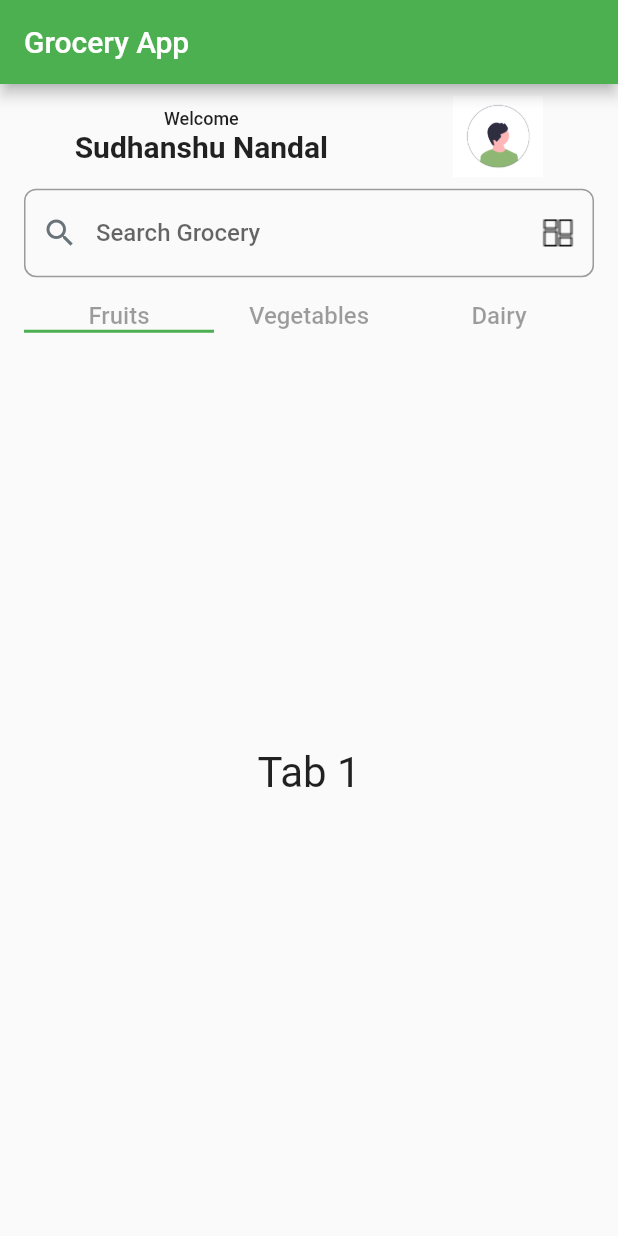
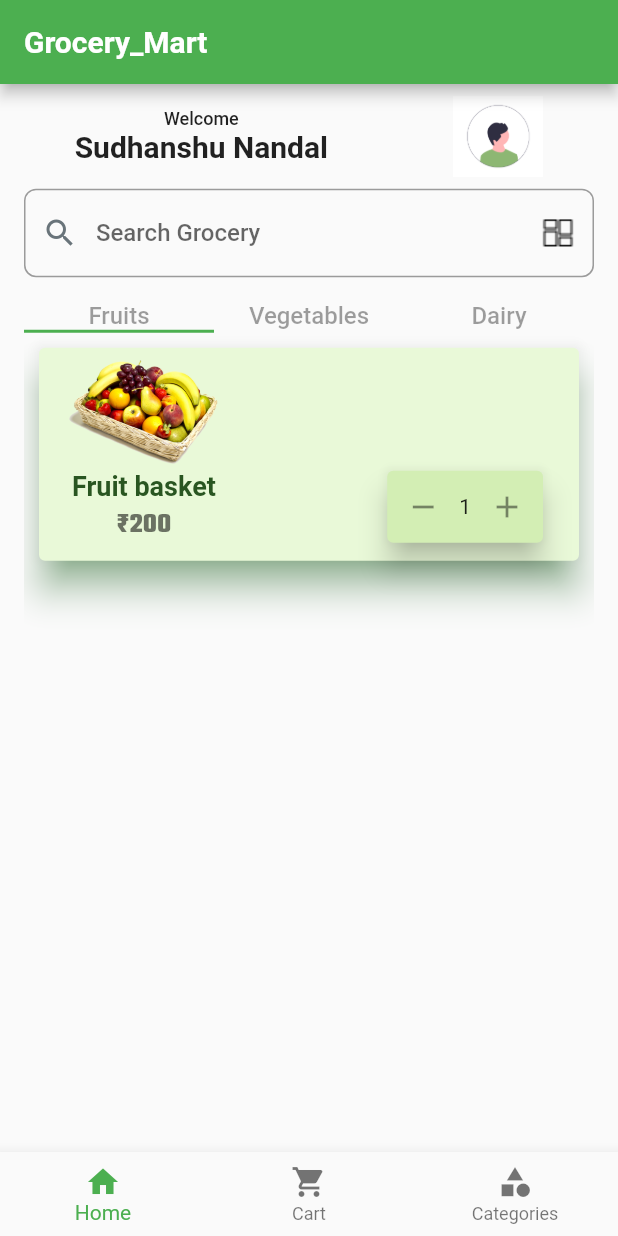
Before and after one commit to asif8585/my_grocery_app, a Flutter app: the screen it shows after launch, on a phone screen of 412 x 824 dp. Run offline on Flutter 3.47's test engine with Material 2 defaults, Android fonts, the light colour scheme and no system bars; our stand-ins replace google_fonts.

Commit message:
second commit

```diff
--- /dev/null
+++ b/lib/App_Screens/Pages/cart_page.dart
@@ -0,0 +1,16 @@
+import 'package:flutter/material.dart';
+import 'package:google_fonts/google_fonts.dart';
+
+class Cart_Page extends StatelessWidget {
+  const Cart_Page({Key? key}) : super(key: key);
+
+  @override
+  Widget build(BuildContext context) {
+    return Center(
+      child: Text(
+        "Cart",
+        style: GoogleFonts.aBeeZee(fontSize: 27),
+      ),
+    );
+  }
+}
--- /dev/null
+++ b/lib/App_Screens/TabBars.dart/Fruits_Tab.dart
@@ -0,0 +1,114 @@
+import 'package:flutter/material.dart';
+import 'package:google_fonts/google_fonts.dart';
+import 'package:grocery_app_and_website/App_Screens/3_cart_ka_item_card.dart';
+
+class tab1 extends StatefulWidget {
+  const tab1({Key? key}) : super(key: key);
+
+  @override
+  State<tab1> createState() => _tab1State();
+}
+
+class _tab1State extends State<tab1> {
+  String item_name_text = "Fruit basket";
+
+  String item_price = "₹200";
+
+  int _itemCount = 1;
+
+  @override
+  Widget build(BuildContext context) {
+    return Expanded(
+      child: ListView.builder(
+        itemCount: 1,
+        itemBuilder: (context, index) {
+          return Padding(
+            padding: const EdgeInsets.all(6.0),
+            child: Card(
+              shadowColor: Colors.green,
+              elevation: 10,
+              color: Color.fromARGB(255, 233, 249, 216),
+              child: Padding(
+                padding: const EdgeInsets.all(4.0),
+                child: ListTile(
+                  title: Row(
+                    mainAxisAlignment: MainAxisAlignment.spaceBetween,
+                    children: [
+                      SizedBox(
+                        height: 70,
+                        child: Image(
+                          image: AssetImage("assets/images/Fruits_basket.png"),
+                        ),
+                      ),
+                    ],
+                  ),
+                  subtitle: Row(
+                    mainAxisAlignment: MainAxisAlignment.spaceBetween,
+                    children: [
+                      Column(
+                        children: [
+                          Padding(
+                            padding: const EdgeInsets.all(2.0),
+                            child: Text(
+                              item_name_text,
+                              style: GoogleFonts.aBeeZee(
+                                  color: Color.fromARGB(248, 36, 81, 28),
+                                  fontWeight: FontWeight.w600,
+                                  fontSize: 18),
+                            ),
+                          ),
+                          Text(
+                            item_price,
+                            style: GoogleFonts.teko(
+                                fontWeight: FontWeight.w700,
+                                fontSize: 19,
+                                color: Colors.black54),
+                          ),
+                        ],
+                      ),
+
+                      // buttons card for increment decrement and delete
+                      Column(children: [
+                        Card(
+                          color: Color.fromARGB(255, 211, 238, 180),
+                          elevation: 8,
+                          child: Row(
+                            children: <Widget>[
+                              _itemCount != 0
+                                  ? new IconButton(
+                                      icon: new Icon(Icons.remove),
+                                      onPressed: () =>
+                                          setState(() => _itemCount--),
+                                    )
+                                  : new Container(),
+                              _itemCount < 1
+                                  ? IconButton(
+                                      onPressed: () {},
+                                      icon: Icon(
+                                        Icons.delete,
+                                        color: Colors.redAccent,
+                                      ))
+                                  : Container(),
+                              Text(
+                                _itemCount.toString(),
+                                style: GoogleFonts.aBeeZee(),
+                              ),
+                              IconButton(
+                                  icon: new Icon(Icons.add),
+                                  onPressed: () =>
+                                      setState(() => _itemCount++)),
+                            ],
+                          ),
+                        ),
+                      ])
+                    ],
+                  ),
+                ),
+              ),
+            ),
+          );
+        },
+      ),
+    );
+  }
+}
--- a/lib/App_Screens/TabBars.dart/tab1.dart
+++ b/lib/App_Screens/TabBars.dart/Vegie_tab.dart
@@ -1,14 +1,14 @@
 import 'package:flutter/material.dart';
 
-class tab1 extends StatelessWidget {
-  const tab1({Key? key}) : super(key: key);
+class tab2 extends StatelessWidget {
+  const tab2({Key? key}) : super(key: key);
 
   @override
   Widget build(BuildContext context) {
     return Container(
       child: Center(
           child: Text(
-        "Tab 1",
+        "vegies",
         style: TextStyle(fontSize: 28),
       )),
     );
--- a/lib/App_Screens/TabBars.dart/tab3.dart
+++ b/lib/App_Screens/TabBars.dart/dairy_tab.dart
@@ -8,7 +8,7 @@ class tab3 extends StatelessWidget {
     return Container(
       child: Center(
           child: Text(
-        "Tab 3",
+        "dairy",
         style: TextStyle(fontSize: 28),
       )),
     );
--- a/lib/App_Screens/TabBars.dart/tab_bar_catagory.dart
+++ b/lib/App_Screens/TabBars.dart/tab_bar_catagory.dart
@@ -1,8 +1,8 @@
 import 'package:flutter/material.dart';
 import 'package:grocery_app_and_website/App_Screens/Home_Screen.dart';
-import 'package:grocery_app_and_website/App_Screens/TabBars.dart/tab1.dart';
-import 'package:grocery_app_and_website/App_Screens/TabBars.dart/tab2.dart';
-import 'package:grocery_app_and_website/App_Screens/TabBars.dart/tab3.dart';
+import 'package:grocery_app_and_website/App_Screens/TabBars.dart/Fruits_Tab.dart';
+import 'package:grocery_app_and_website/App_Screens/TabBars.dart/Vegie_tab.dart';
+import 'package:grocery_app_and_website/App_Screens/TabBars.dart/dairy_tab.dart';
 
 class Catagory_Tabs extends StatefulWidget {
   const Catagory_Tabs({Key? key}) : super(key: key);
--- /dev/null
+++ b/lib/App_Screens/navBar/Bottom_NavBar.dart
@@ -0,0 +1,51 @@
+import 'package:flutter/material.dart';
+import 'package:google_fonts/google_fonts.dart';
+import 'package:grocery_app_and_website/App_Screens/Home_Screen.dart';
+import 'package:grocery_app_and_website/App_Screens/Pages/cart_page.dart';
+import 'package:grocery_app_and_website/App_Screens/Pages/profile_page.dart';
+
+class Bottom_NavBar extends StatefulWidget {
+  Bottom_NavBar({Key? key}) : super(key: key);
+
+  @override
+  State<Bottom_NavBar> createState() => _Bottom_NavBarState();
+}
+
+class _Bottom_NavBarState extends State<Bottom_NavBar> {
+  int myIndex = 0;
+  static const List<Widget> _widgetOptions = <Widget>[
+    SafeArea(child: Home_screen()),
+    Cart_Page(),
+    Profile_Page(),
+  ];
+  @override
+  Widget build(BuildContext context) {
+    return Scaffold(
+      appBar: AppBar(
+          title: Text(
+        "Grocery_Mart",
+        style: GoogleFonts.aBeeZee(fontWeight: FontWeight.w700),
+      )),
+      body: Center(
+        child: _widgetOptions.elementAt(myIndex),
+      ),
+      bottomNavigationBar: BottomNavigationBar(
+          onTap: (index) {
+            setState(() {
+              myIndex = index;
+            });
+          },
+          currentIndex: myIndex,
+          items: const <BottomNavigationBarItem>[
+            BottomNavigationBarItem(
+              icon: Icon(Icons.home),
+              label: "Home",
+            ),
+            BottomNavigationBarItem(
+                icon: Icon(Icons.shopping_cart), label: "Cart"),
+            BottomNavigationBarItem(
+                icon: Icon(Icons.category), label: "Categories"),
+          ]),
+    );
+  }
+}
--- a/lib/main.dart
+++ b/lib/main.dart
@@ -1,6 +1,7 @@
 import 'package:flutter/material.dart';
 import 'package:grocery_app_and_website/App_Screens/Home_Screen.dart';
 import 'package:google_fonts/google_fonts.dart';
+import 'package:grocery_app_and_website/App_Screens/navBar/Bottom_NavBar.dart';
 
 void main() {
   runApp(const MyApp());
@@ -27,13 +28,15 @@ class MyHomePage extends StatelessWidget {
 
   @override
   Widget build(BuildContext context) {
-    return Scaffold(
-      appBar: AppBar(
-          title: Text(
-        "Grocery App",
-        style: GoogleFonts.aBeeZee(),
-      )),
-      body: Home_screen(),
-    );
+    return Bottom_NavBar();
+    // return Scaffold(
+    //   // bottomNavigationBar: Bottom_NavBar(),
+    //   appBar: AppBar(
+    //       title: Text(
+    //     "Grocery App",
+    //     style: GoogleFonts.aBeeZee(),
+    //   )),
+    //   body: Home_screen(),
+    // );
   }
 }
```
Also changed, not shown: lib/App_Screens/3_cart_ka_item_card.dart (added, +110 -0 lines), lib/App_Screens/Pages/profile_page.dart (added, +16 -0 lines), lib/App_Screens/TabBars.dart/tab2.dart (deleted, +0 -16 lines).
